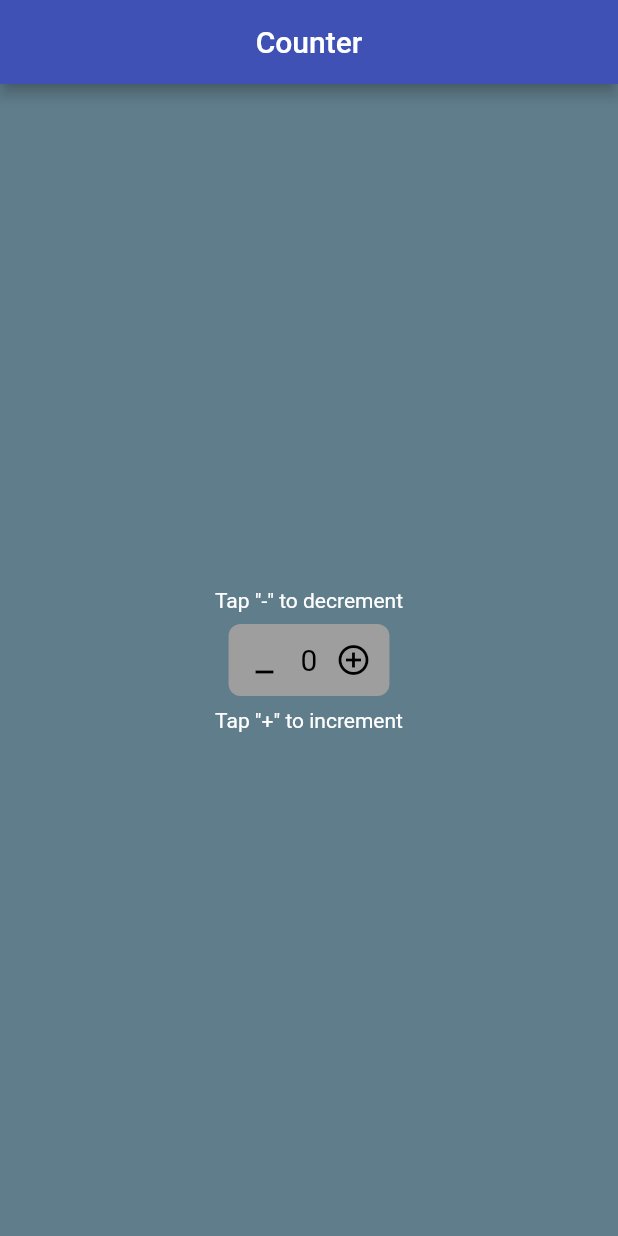
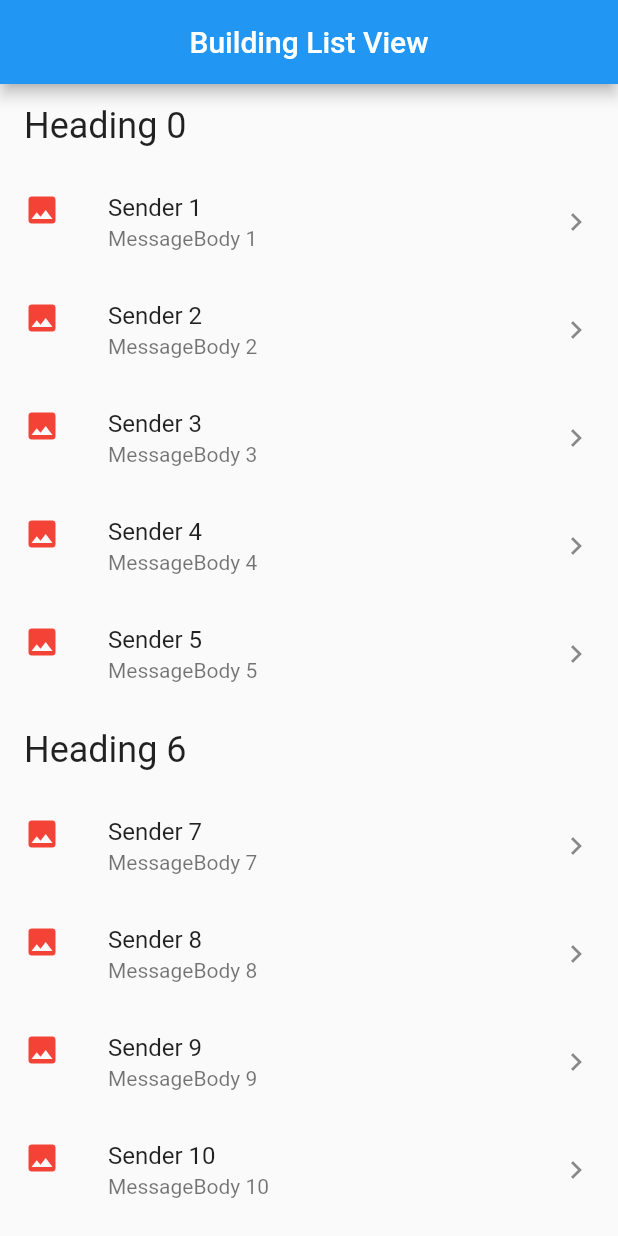
Before and after one commit to artyomefimov/LearnFlutterCourse, a Flutter app: the screen it shows after launch, on a phone screen of 412 x 824 dp. Run offline on Flutter 3.47's test engine with Material 2 defaults, Android fonts, the phone set to English and light mode, and no system bars.

Commit message:
3 раздел без дз

```diff
--- a/lib/main.dart
+++ b/lib/main.dart
@@ -1,6 +1,4 @@
 import 'package:flutter/material.dart';
-import 'package:flutter_trainee_education/2_assets_fonts.dart';
-import 'package:flutter_trainee_education/2_home_counter.dart';
-import 'package:flutter_trainee_education/2_loading_indicator.dart';
+import 'package:flutter_trainee_education/part3/dynamic_list_view.dart';
 
-void main() => runApp(Counter());
+void main() => runApp(DynamicListView());
--- a/lib/2_home_counter.dart
+++ b/lib/part2/home_counter.dart
@@ -44,7 +44,7 @@ class _CounterState extends State<Counter> {
                   children: <Widget>[
                     IconButton(
                       icon: Icon(
-                        Icons.minimize,
+                        Icons.indeterminate_check_box,
                         color: Colors.black,
                       ),
                       onPressed: () {
@@ -59,7 +59,7 @@ class _CounterState extends State<Counter> {
                     ),
                     IconButton(
                       icon: Icon(
-                        Icons.control_point,
+                        Icons.add,
                         color: Colors.black,
                       ),
                       onPressed: () {
--- /dev/null
+++ b/lib/part3/dynamic_list_view.dart
@@ -0,0 +1,81 @@
+import 'package:flutter/material.dart';
+
+class DynamicListView extends StatelessWidget {
+  @override
+  Widget build(BuildContext context) {
+    return MaterialApp(
+      title: 'ListView',
+      home: Scaffold(
+        appBar: AppBar(
+          title: Text('Building List View'),
+          centerTitle: true,
+        ),
+        body: BodyListView(),
+      ),
+    );
+  }
+}
+
+class BodyListView extends StatelessWidget {
+  @override
+  Widget build(BuildContext context) {
+    return _myListView();
+  }
+}
+
+Widget _myListView() {
+  final List<ListItem> items = List<ListItem>.generate(
+      10000,
+      (index) {
+        return index % 6 == 0
+            ? HeadingItem("Heading $index")
+            : MessageItem("Sender $index", "MessageBody $index");
+      });
+
+  return ListView.builder(
+      itemCount: items.length,
+      itemBuilder: (context, index) {
+        final item = items[index];
+        if (item is HeadingItem) {
+          return ListTile(
+            title: Text(item.heading, style: Theme.of(context).textTheme.headline5,),
+          );
+        } else if (item is MessageItem) {
+          return ListTile(
+            title: Text(item.sender),
+            subtitle: Text(item.messageBody),
+            leading: Icon(Icons.insert_photo, color: Colors.red,),
+            trailing: Icon(Icons.keyboard_arrow_right),
+          );
+        }
+        return null;
+
+        // Card(
+        // child: ListTile(
+        // title: Text("${items[index]}"),
+        // leading: Icon(
+        // Icons.insert_photo,
+        // color: Colors.red,
+        // ),
+        // trailing: Icon(
+        // Icons.keyboard_arrow_right,
+        // ),
+        // ),
+        // )
+      });
+}
+
+abstract class ListItem {}
+
+class HeadingItem implements ListItem {
+  final String heading;
+
+  HeadingItem(this.heading);
+}
+
+class MessageItem implements ListItem {
+  final String sender;
+  final String messageBody;
+
+  MessageItem(this.sender, this.messageBody);
+}
--- /dev/null
+++ b/lib/part3/home_weather_forecast_detail.dart
@@ -0,0 +1,8 @@
+import 'package:flutter/material.dart';
+
+class WeatherForecastDetail extends StatelessWidget {
+  @override
+  Widget build(BuildContext context) {
+    return MaterialApp();
+  }
+}
```
Also changed, not shown: lib/part3/expanded.dart (added, +46 -0 lines), lib/part3/static_list_view.dart (added, +54 -0 lines), lib/part3/weather_app_interface.dart (added, +174 -0 lines), lib/part2/assets_fonts.dart (renamed from lib/2_assets_fonts.dart), lib/part2/loading_indicator.dart (renamed from lib/2_loading_indicator.dart).
